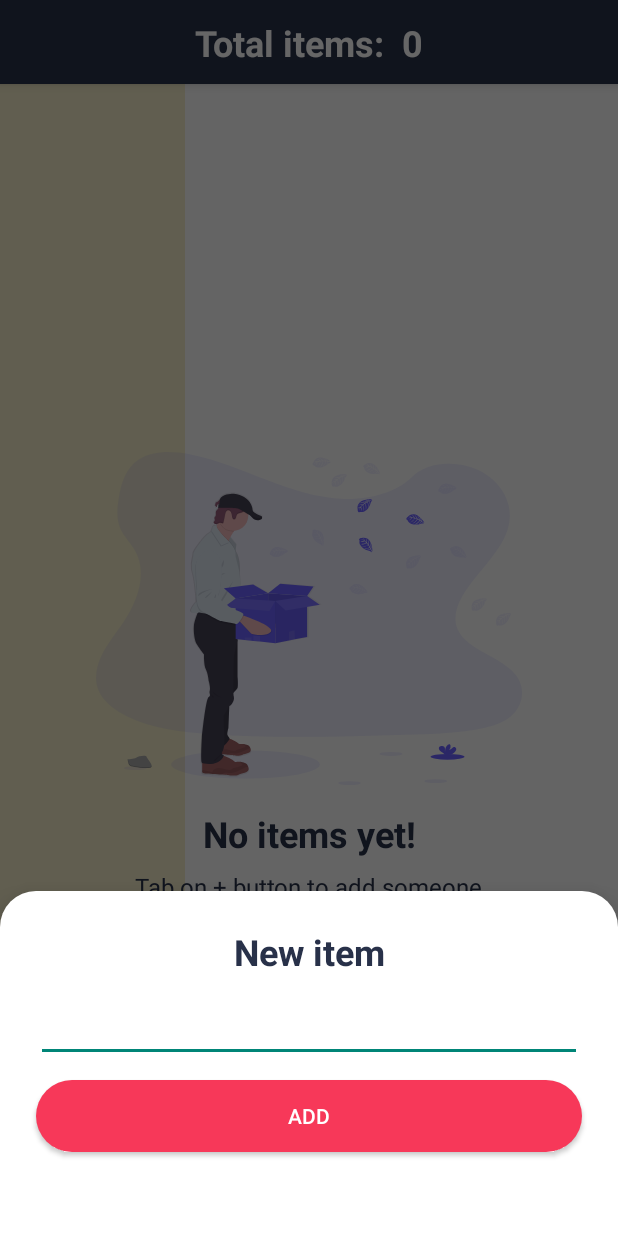
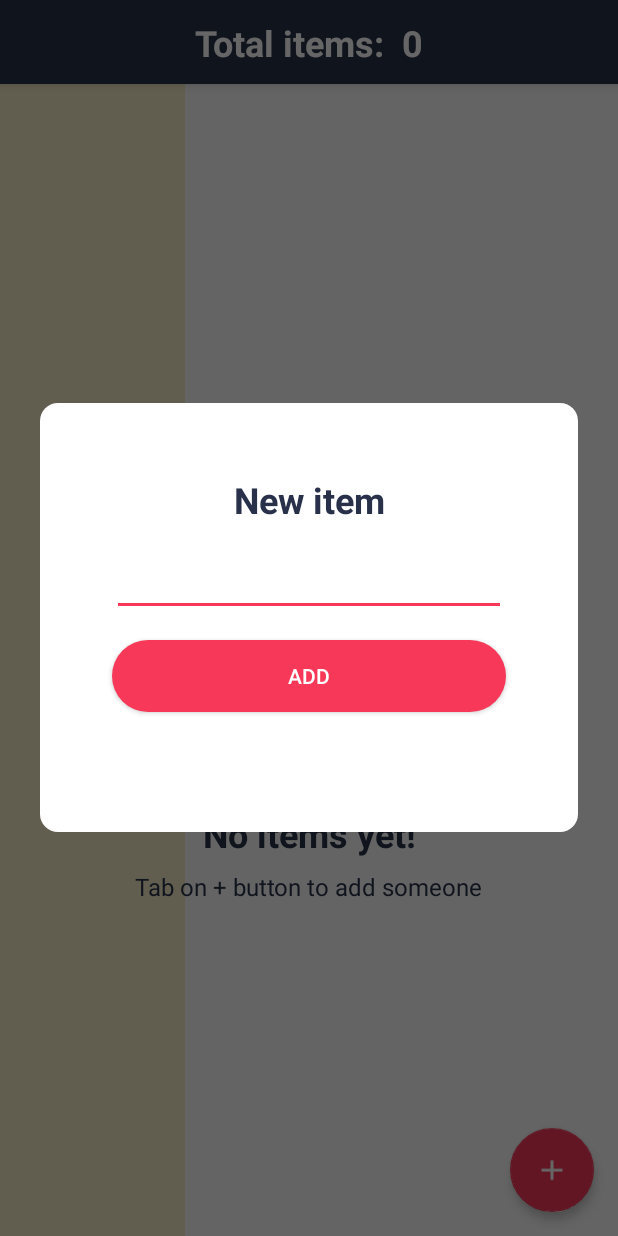
Before and after one commit to OscarSequeiros/ThingsCounter, an Android app: the screen it shows after launch (MainActivity), after a tap on an icon or button, on a phone screen of 412 x 824 dp. Run offline under Robolectric (Android 15) with nearby library versions, the phone set to English and light mode, and no system bars; our stand-ins replace Room's generated code, RxJava.

Commit message:
Changing bottom sheet for dialog

```diff
--- a/app/build.gradle
+++ b/app/build.gradle
@@ -14,7 +14,7 @@ android {
         minSdkVersion AndroidSdk.min
         targetSdkVersion AndroidSdk.target
         versionCode 1
-        versionName "1.0"
+        versionName "1.0.0"
         testInstrumentationRunner "androidx.test.runner.AndroidJUnitRunner"
     }
     buildTypes {
--- a/app/src/main/java/com/osequeiros/thingscounter/presentation/CounterContract.kt
+++ b/app/src/main/java/com/osequeiros/thingscounter/presentation/CounterContract.kt
@@ -1,6 +1,7 @@
 package com.osequeiros.thingscounter.presentation
 
 import com.osequeiros.thingscounter.presentation.model.ItemModel
+import com.osequeiros.thingscounter.rx.BasePresenter
 
 interface CounterContract {
 
@@ -13,7 +14,7 @@ interface CounterContract {
         fun showTotal(message: String)
     }
 
-    interface Presenter {
+    interface Presenter : BasePresenter {
         fun getItems()
         fun createItem(itemModel: ItemModel)
         fun increaseItem(itemModel: ItemModel)
--- a/app/src/main/java/com/osequeiros/thingscounter/presentation/MainActivity.kt
+++ b/app/src/main/java/com/osequeiros/thingscounter/presentation/MainActivity.kt
@@ -1,6 +1,7 @@
 package com.osequeiros.thingscounter.presentation
 
 import android.os.Bundle
+import android.util.Log
 import androidx.appcompat.app.AppCompatActivity
 import com.osequeiros.thingscounter.R
 import com.osequeiros.thingscounter.presentation.view.ItemsFragment
@@ -10,12 +11,13 @@ class MainActivity : AppCompatActivity() {
     override fun onCreate(savedInstanceState: Bundle?) {
         super.onCreate(savedInstanceState)
         setContentView(R.layout.activity_main)
+        Log.e("MainActivity", "onCreate")
 
         val fragment = ItemsFragment()
 
         supportFragmentManager.beginTransaction().apply {
-            replace(R.id.frameMain, fragment)
-            commit()
+            add(R.id.frameMain, fragment)
+            commitAllowingStateLoss()
         }
     }
 }
--- a/app/src/main/java/com/osequeiros/thingscounter/presentation/model/ItemModelMapper.kt
+++ b/app/src/main/java/com/osequeiros/thingscounter/presentation/model/ItemModelMapper.kt
@@ -12,7 +12,7 @@ class ItemModelMapper {
         )
     }
 
-    fun map(item: Item): ItemModel {
+    private fun map(item: Item): ItemModel {
         return ItemModel(
             code = item.code,
             title = item.name,
--- a/app/src/main/java/com/osequeiros/thingscounter/presentation/presenter/CounterPresenter.kt
+++ b/app/src/main/java/com/osequeiros/thingscounter/presentation/presenter/CounterPresenter.kt
@@ -6,7 +6,7 @@ import com.osequeiros.thingscounter.domain.usecases.*
 import com.osequeiros.thingscounter.presentation.CounterContract
 import com.osequeiros.thingscounter.presentation.model.ItemModel
 import com.osequeiros.thingscounter.presentation.model.ItemModelMapper
-import com.osequeiros.thingscounter.rx.BasePresenter
+import com.osequeiros.thingscounter.rx.AbstractPresenter
 import io.reactivex.Completable
 import io.reactivex.android.schedulers.AndroidSchedulers
 import io.reactivex.schedulers.Schedulers
@@ -19,7 +19,7 @@ class CounterPresenter(
     private val deleteUseCase: DeleteItemUseCase,
     private val view: CounterContract.View,
     private val mapper: ItemModelMapper
-) : CounterContract.Presenter, BasePresenter() {
+) : CounterContract.Presenter, AbstractPresenter() {
 
     override fun createItem(itemModel: ItemModel) {
         launchModification {
--- a/app/src/main/java/com/osequeiros/thingscounter/presentation/view/ItemsFragment.kt
+++ b/app/src/main/java/com/osequeiros/thingscounter/presentation/view/ItemsFragment.kt
@@ -1,6 +1,7 @@
 package com.osequeiros.thingscounter.presentation.view
 
 import android.os.Bundle
+import android.util.Log
 import android.view.LayoutInflater
 import android.view.View
 import android.view.ViewGroup
@@ -34,10 +35,12 @@ class ItemsFragment : Fragment(), CounterContract.View,
         container: ViewGroup?,
         savedInstanceState: Bundle?
     ): View? {
+        Log.e("ItemsFragment", "onCreateView")
         return inflater.inflate(R.layout.fragment_items, container, false)
     }
 
     override fun onViewCreated(view: View, savedInstanceState: Bundle?) {
+        Log.e("ItemsFragment", "onViewCreated")
         super.onViewCreated(view, savedInstanceState)
 
         setUpRecycler()
@@ -53,8 +56,7 @@ class ItemsFragment : Fragment(), CounterContract.View,
     private fun setUpActions() {
         fabAddItem.setOnClickListener {
             activity?.let {
-                NewItemBottomSheetDialog.instance(this)
-                    .show(it.supportFragmentManager, null)
+                NewItemDialog.instance(this).show(it.supportFragmentManager, null)
             }
         }
     }
@@ -98,4 +100,9 @@ class ItemsFragment : Fragment(), CounterContract.View,
     override fun delete(item: ItemModel) {
         presenter.deleteItem(item)
     }
+
+    override fun onStop() {
+        presenter.stop()
+        super.onStop()
+    }
 }
--- a/app/src/main/java/com/osequeiros/thingscounter/presentation/view/NewItemBottomSheetDialog.kt
+++ b/app/src/main/java/com/osequeiros/thingscounter/presentation/view/NewItemDialog.kt
@@ -1,35 +1,42 @@
 package com.osequeiros.thingscounter.presentation.view
 
+import android.graphics.Color
+import android.graphics.drawable.ColorDrawable
+import android.graphics.drawable.InsetDrawable
 import android.os.Bundle
 import android.view.LayoutInflater
 import android.view.View
 import android.view.ViewGroup
 import androidx.fragment.app.DialogFragment
-import com.google.android.material.bottomsheet.BottomSheetDialogFragment
 import com.osequeiros.thingscounter.R
 import com.osequeiros.thingscounter.presentation.model.ItemModel
-import kotlinx.android.synthetic.main.bottom_sheet_new_item.*
+import kotlinx.android.synthetic.main.dialog_new_item.*
 
-class NewItemBottomSheetDialog : BottomSheetDialogFragment() {
+class NewItemDialog : DialogFragment() {
 
     private var callback: NewItemCallback? = null
 
-    override fun onCreate(savedInstanceState: Bundle?) {
-        super.onCreate(savedInstanceState)
-        setStyle(DialogFragment.STYLE_NORMAL, R.style.BottomSheetDialogTheme)
-    }
-
     override fun onCreateView(
-        inflater: LayoutInflater,
-        container: ViewGroup?,
-        savedInstanceState: Bundle?
+        inflater: LayoutInflater, container: ViewGroup?, savedInstanceState: Bundle?
     ): View? {
-        return inflater.inflate(R.layout.bottom_sheet_new_item, container, false)
+        return inflater.inflate(R.layout.dialog_new_item, container, false)
     }
 
     override fun onViewCreated(view: View, savedInstanceState: Bundle?) {
         super.onViewCreated(view, savedInstanceState)
         setUpActions()
+    }
+
+    override fun onStart() {
+        dialog?.window?.setLayout(
+            ViewGroup.LayoutParams.MATCH_PARENT,
+            ViewGroup.LayoutParams.WRAP_CONTENT
+        )
+        val color = ColorDrawable(Color.TRANSPARENT)
+        val inset = InsetDrawable(color, 40)
+        dialog?.window?.setBackgroundDrawable(inset)
+
+        super.onStart()
     }
 
     private fun setUpActions() {
@@ -42,8 +49,8 @@ class NewItemBottomSheetDialog : BottomSheetDialogFragment() {
 
     companion object {
 
-        fun instance(newItemCallback: NewItemCallback): NewItemBottomSheetDialog {
-            return NewItemBottomSheetDialog().also {
+        fun instance(newItemCallback: NewItemCallback): NewItemDialog {
+            return NewItemDialog().also {
                 it.callback = newItemCallback
             }
         }
--- /dev/null
+++ b/app/src/main/java/com/osequeiros/thingscounter/rx/AbstractPresenter.kt
@@ -0,0 +1,17 @@
+package com.osequeiros.thingscounter.rx
+
+import io.reactivex.disposables.CompositeDisposable
+import io.reactivex.disposables.Disposable
+
+abstract class AbstractPresenter : BasePresenter {
+
+    private val disposables = CompositeDisposable()
+
+    fun launch(function: () -> Disposable) {
+        disposables.add(function.invoke())
+    }
+
+    override fun stop() {
+        disposables.clear()
+    }
+}
--- a/app/src/main/java/com/osequeiros/thingscounter/rx/BasePresenter.kt
+++ b/app/src/main/java/com/osequeiros/thingscounter/rx/BasePresenter.kt
@@ -1,17 +1,6 @@
 package com.osequeiros.thingscounter.rx
 
-import io.reactivex.disposables.CompositeDisposable
-import io.reactivex.disposables.Disposable
+interface BasePresenter {
 
-abstract class BasePresenter {
-
-    private val disposables = CompositeDisposable()
-
-    fun launch(function: () -> Disposable) {
-        disposables.add(function.invoke())
-    }
-
-    fun stop() {
-        disposables.clear()
-    }
+    fun stop()
 }
--- a/app/src/main/res/drawable/card_background.xml
+++ /dev/null
@@ -1,4 +0,0 @@
-<?xml version="1.0" encoding="utf-8"?>
-<selector xmlns:android="http://schemas.android.com/apk/res/android">
-
-</selector>
--- a/app/src/main/res/drawable/top_radius_background.xml
+++ b/app/src/main/res/drawable/dialog_radius_corner.xml
@@ -2,8 +2,6 @@
 <shape xmlns:android="http://schemas.android.com/apk/res/android"
     android:shape="rectangle">
 
-    <corners
-        android:topLeftRadius="24dp"
-        android:topRightRadius="24dp" />
+    <corners android:radius="@dimen/dimen_12dp" />
     <solid android:color="@android:color/white" />
 </shape>
--- a/app/src/main/res/layout/bottom_sheet_new_item.xml
+++ b/app/src/main/res/layout/dialog_new_item.xml
@@ -3,7 +3,8 @@
     xmlns:app="http://schemas.android.com/apk/res-auto"
     android:layout_width="match_parent"
     android:layout_height="wrap_content"
-    app:layout_behavior="com.google.android.material.bottomsheet.BottomSheetBehavior">
+    android:background="@drawable/dialog_radius_corner"
+    android:padding="@dimen/dimen_24dp">
 
     <androidx.appcompat.widget.AppCompatTextView
         android:id="@+id/textItemTitle"
@@ -20,7 +21,7 @@
         android:layout_width="0dp"
         android:layout_height="wrap_content"
         android:layout_marginLeft="@dimen/new_item_container_margin_horizontal"
-        android:layout_marginTop="@dimen/new_item_margin_top"
+        android:layout_marginTop="@dimen/dimen_16dp"
         android:layout_marginRight="@dimen/new_item_container_margin_horizontal"
         android:inputType="textCapSentences"
         app:layout_constraintEnd_toEndOf="parent"
@@ -32,7 +33,7 @@
         android:layout_width="0dp"
         android:layout_height="wrap_content"
         android:layout_marginLeft="@dimen/new_item_container_margin_horizontal"
-        android:layout_marginTop="@dimen/new_item_margin_top"
+        android:layout_marginTop="@dimen/dimen_16dp"
         android:layout_marginRight="@dimen/new_item_container_margin_horizontal"
         android:layout_marginBottom="@dimen/new_item_container_margin_bottom"
         android:background="@drawable/button_background"
--- a/app/src/main/res/values/dimens.xml
+++ b/app/src/main/res/values/dimens.xml
@@ -23,4 +23,11 @@
     <dimen name="new_item_margin_top">12dp</dimen>
     <dimen name="new_item_container_margin_bottom">56dp</dimen>
 
+    <dimen name="dimen_8dp">8dp</dimen>
+    <dimen name="dimen_12dp">12dp</dimen>
+    <dimen name="dimen_14dp">14dp</dimen>
+    <dimen name="dimen_16dp">16dp</dimen>
+    <dimen name="dimen_20dp">20dp</dimen>
+    <dimen name="dimen_24dp">24dp</dimen>
+
 </resources>
--- a/app/src/main/res/values/styles.xml
+++ b/app/src/main/res/values/styles.xml
@@ -41,7 +41,7 @@
     </style>
 
     <style name="ModalStyle" parent="Widget.Design.BottomSheet.Modal">
-        <item name="android:background">@drawable/top_radius_background
+        <item name="android:background">@drawable/dialog_radius_corner
         </item>
     </style>
 
```
